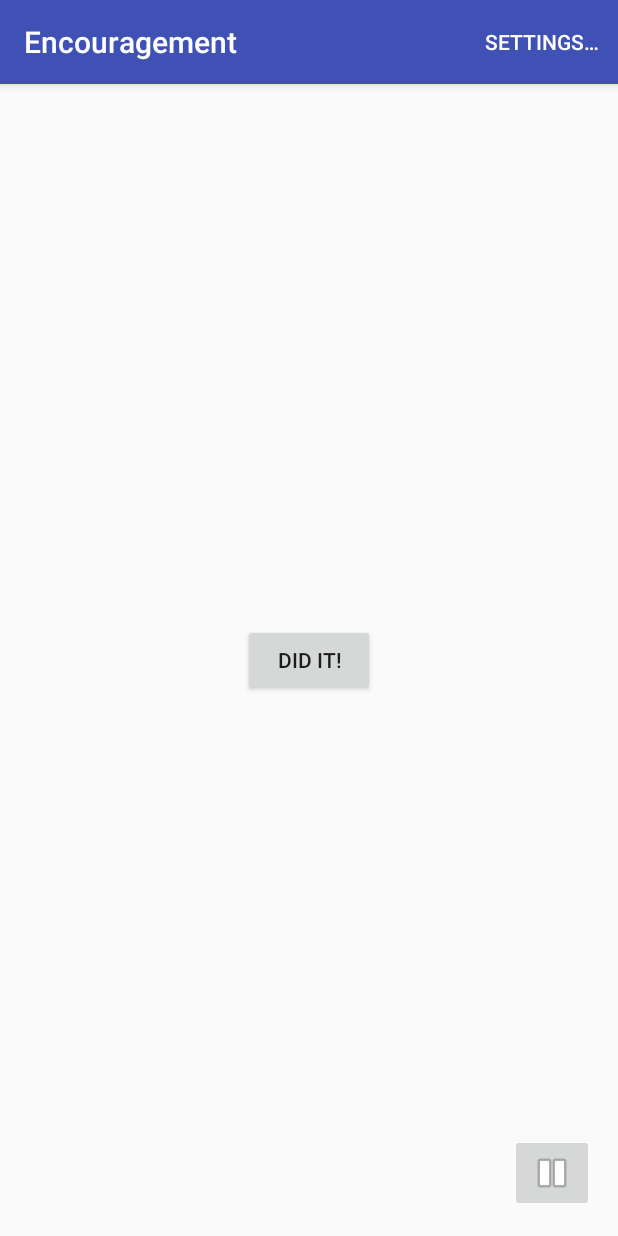
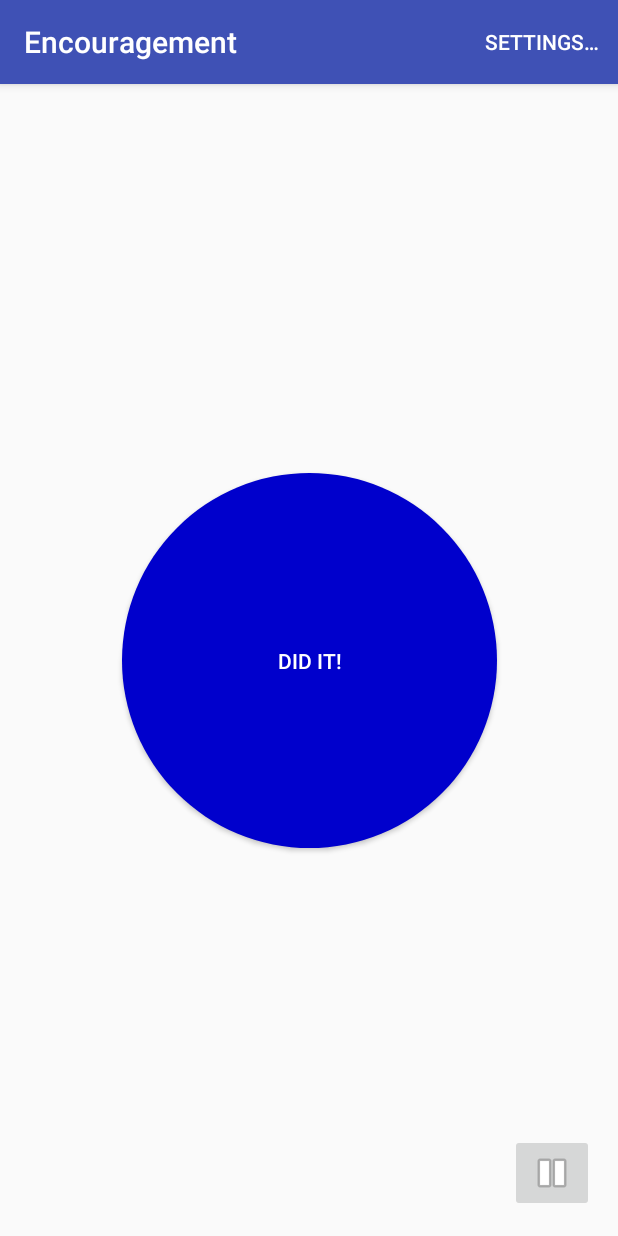
Before and after one commit to christopher-h-clark/encouragement, an Android app: the screen it shows after launch (MainActivity), after a tap on "DID IT!", on a phone screen of 412 x 824 dp. Run offline under Robolectric (Android 15) with nearby library versions, the phone set to English and light mode, and no system bars.

Commit message:
Worked out timing issues and got encouragements under control. Updated UI to have big blue button

```diff
--- a/app/src/main/AndroidManifest.xml
+++ b/app/src/main/AndroidManifest.xml
@@ -22,8 +22,9 @@
             android:parentActivityName=".MainActivity">
             <meta-data android:name="android.support.PARENT_ACTIVITY" android:value=".MainActivity" />
         </activity>
-
+<!--
         <service android:name=".EncouragementService" android:exported="false" />
+-->
     </application>
 
 </manifest>
--- /dev/null
+++ b/app/src/main/java/com/example/encouragement/EncouragementTask.java
@@ -0,0 +1,53 @@
+package com.example.encouragement;
+
+import android.media.MediaPlayer;
+import android.util.Log;
+
+import java.util.Random;
+
+/**
+ * Plays encouragement messages
+ */
+public class EncouragementTask implements Runnable {
+
+    /** Activity tag for logging statements */
+    private static final String ActivityTag = "EncouragementTask";
+
+    /** Pre-loaded encouragement sounds */
+    private static MediaPlayer[] encourage;
+    /** Random number generator */
+    private static Random random = new Random();
+
+    /**
+     * Creates a new instance of EncouragementTask.
+     */
+    public EncouragementTask() {
+    }
+
+    /**
+     * Creates a new instance of EncouragementTask. Sets the encouragement sound effects.
+     * @param encouragements
+     */
+    public EncouragementTask(MediaPlayer[] encouragements) {
+        this.encourage = encouragements;
+    }
+
+    /**
+     * Performs an encouragement
+     */
+    @Override
+    public void run() {
+        Log.i(ActivityTag, "Playing encouragement message");
+        int index = random.nextInt(encourage.length);
+        encourage[index].start();
+    }
+
+    /**
+     * Sets the encouragement sound effects
+     *
+     * @param encouragements an array of MediaPlayer objects containing the encouragement sound effects
+     */
+    public void setEncouragements(MediaPlayer[] encouragements) {
+        this.encourage = encouragements;
+    }
+}
--- a/app/src/main/java/com/example/encouragement/MainActivity.java
+++ b/app/src/main/java/com/example/encouragement/MainActivity.java
@@ -1,11 +1,12 @@
 package com.example.encouragement;
 
-import android.content.Context;
+//import android.content.Context;
 import android.content.Intent;
 import android.media.MediaPlayer;
 import android.os.Bundle;
-import android.os.PowerManager;
+//import android.os.PowerManager;
 import android.support.v7.app.AppCompatActivity;
+import android.util.Log;
 import android.view.Menu;
 import android.view.MenuInflater;
 import android.view.MenuItem;
@@ -14,46 +15,56 @@ import android.view.WindowManager;
 import android.widget.ImageButton;
 
 import java.util.Random;
+import java.util.concurrent.Executors;
+import java.util.concurrent.ScheduledExecutorService;
+import java.util.concurrent.TimeUnit;
 
 public class MainActivity extends AppCompatActivity {
 
+    /** Activity tag for log statements */
+    private static final String ActivityTag = "MainActivity";
+
+    /** Random number generator to select which affirmation to use */
     private static Random random = new Random();
-//    private Handler encourageHandler = new Handler();
-//    private static Runnable encourageAction;
 
+    /** Pre-loaded affirmation sounds */
     private static MediaPlayer[] affirm = new MediaPlayer[4];
-//    private static MediaPlayer[] encourage = new MediaPlayer[3];
+    /** Pre-loaded encouragement sounds */
+    private static MediaPlayer[] encourage;
 
-    private PowerManager.WakeLock wakeLock;
+    /** Executor to manage regular execution of encouragements */
+    private ScheduledExecutorService encouragementExecutor;
+
+    /** Wake lock to prevent phone from going into sleep mode */
+//    private PowerManager.WakeLock wakeLock;
 
     @Override
     protected void onCreate(Bundle savedInstanceState) {
+        Log.i(ActivityTag, "in onCreate()");
         super.onCreate(savedInstanceState);
         setContentView(R.layout.activity_main);
         getWindow().addFlags(WindowManager.LayoutParams.FLAG_KEEP_SCREEN_ON);
+        Log.i(ActivityTag, "created main window");
 
 //        Toolbar toolbar = (Toolbar)findViewById(R.id.app_toolbar);
 //        setSupportActionBar(toolbar);
 
-        affirm[0] = MediaPlayer.create(this, R.raw.great_job);
-        affirm[1] = MediaPlayer.create(this, R.raw.fantastic);
-        affirm[2] = MediaPlayer.create(this, R.raw.awesome);
-        affirm[3] = MediaPlayer.create(this, R.raw.youre_doing_great);
-//        encourage[0] = MediaPlayer.create(this, R.raw.keep_going);
-//        encourage[1] = MediaPlayer.create(this, R.raw.next_step);
-//        encourage[2] = MediaPlayer.create(this, R.raw.youre_smart_you_can_do_it);
+        initializeAffirmation();
+        Log.i(ActivityTag, "Loaded affirmation sounds");
         initializeEncouragement();
+        Log.i(ActivityTag, "Loaded encouragement sounds");
 
         // Get wake lock to keep screen on
-        PowerManager pm = (PowerManager)getSystemService(Context.POWER_SERVICE);
-        this.wakeLock = pm.newWakeLock(PowerManager.SCREEN_DIM_WAKE_LOCK, "Encouragement");
-        this.wakeLock.acquire();
+//        PowerManager pm = (PowerManager)getSystemService(Context.POWER_SERVICE);
+//        this.wakeLock = pm.newWakeLock(PowerManager.SCREEN_DIM_WAKE_LOCK, "Encouragement");
+//        this.wakeLock.acquire();
+//        Log.i("MainActivity", "Acquired wake lock");
     }
 
     @Override
     public void onDestroy() {
         super.onDestroy();
-        this.wakeLock.release();
+//        this.wakeLock.release();
     }
 
     @Override
@@ -67,7 +78,7 @@ public class MainActivity extends AppCompatActivity {
     public boolean onOptionsItemSelected(MenuItem item) {
         switch(item.getItemId()) {
             case R.id.action_config:
-                stopEncouragement();
+//                stopEncouragement();
                 Intent intent = new Intent(this, ConfigurationActivity.class);
                 startActivity(intent);
                 return true;
@@ -83,9 +94,10 @@ public class MainActivity extends AppCompatActivity {
      */
     public void playMessage(View view) {
         int index = random.nextInt(affirm.length);
+        Log.i(ActivityTag, "Playing affirmation message");
         affirm[index].start();
         stopEncouragement();
-        initializeEncouragement();
+        startEncouragement();
     }
 
     public void playPauseEncouragements(View view) {
@@ -94,19 +106,46 @@ public class MainActivity extends AppCompatActivity {
         String paused = getResources().getString(R.string.paused);
         String playing = getResources().getString(R.string.playing);
         if(tag.equals(paused)) {
+            Log.i(ActivityTag, "Restarting encouragements");
             encButton.setImageResource(android.R.drawable.ic_media_pause);
             encButton.setTag(playing);
             startEncouragement();
         } else {
+            Log.i(ActivityTag, "Pausing encouragements");
             encButton.setImageResource(android.R.drawable.ic_media_play);
             encButton.setTag(paused);
             stopEncouragement();
         }
     }
 
+    /**
+     * Initializes affirmation sounds
+     */
+    public void initializeAffirmation() {
+        Log.i(ActivityTag, "Initializing affirmations");
+        affirm[0] = MediaPlayer.create(this, R.raw.great_job);
+        affirm[1] = MediaPlayer.create(this, R.raw.fantastic);
+        affirm[2] = MediaPlayer.create(this, R.raw.awesome);
+        affirm[3] = MediaPlayer.create(this, R.raw.youre_doing_great);
+    }
+
     public void initializeEncouragement() {
-        Intent intent = new Intent(EncouragementService.Init, null, this, EncouragementService.class);
-        this.startService(intent);
+        if(encourage == null) {
+            Log.i(ActivityTag, "Initializing encouragement sounds");
+            encourage = new MediaPlayer[3];
+            encourage[0] = MediaPlayer.create(this, R.raw.keep_going);
+            encourage[1] = MediaPlayer.create(this, R.raw.next_step);
+            encourage[2] = MediaPlayer.create(this, R.raw.youre_smart_you_can_do_it);
+        }
+
+        Log.i(ActivityTag, "Starting encouragements");
+        int interval = Configuration.getEncouragementInterval();
+        this.encouragementExecutor = Executors.newScheduledThreadPool(2);
+        this.encouragementExecutor.scheduleAtFixedRate(
+                new EncouragementTask(encourage), interval, interval, TimeUnit.SECONDS);
+//        Intent intent = new Intent(EncouragementService.Init, null, this, EncouragementService.class);
+//        this.startService(intent);
+
 //        final long encourageInterval = Configuration.getEncouragementInterval().getMillis();
 //        encourageAction = new Runnable() {
 //            @Override
@@ -120,18 +159,14 @@ public class MainActivity extends AppCompatActivity {
     }
 
     public void startEncouragement() {
-        Intent intent = new Intent(EncouragementService.Start, null, this, EncouragementService.class);
-        this.startService(intent);
+        initializeEncouragement();
+//        Intent intent = new Intent(EncouragementService.Start, null, this, EncouragementService.class);
+//        this.startService(intent);
     }
 
     public void stopEncouragement() {
-        Intent intent = new Intent(EncouragementService.Stop, null, this, EncouragementService.class);
-        this.startService(intent);
-//        encourageHandler.removeCallbacks(encourageAction);
-    }
-
-    public void resetEncouragement() {
-        Intent intent = new Intent(EncouragementService.Reset, null, this, EncouragementService.class);
-        this.startService(intent);
+        encouragementExecutor.shutdownNow();
+//        Intent intent = new Intent(EncouragementService.Stop, null, this, EncouragementService.class);
+//        this.startService(intent);
     }
 }
--- /dev/null
+++ b/app/src/main/res/drawable/round_button.xml
@@ -0,0 +1,13 @@
+<?xml version="1.0" encoding="utf-8"?>
+<selector xmlns:android="http://schemas.android.com/apk/res/android">
+    <item android:state_pressed="false">
+        <shape android:shape="oval">
+            <solid android:color="#0000cc" />
+        </shape>
+    </item>
+    <item android:state_pressed="true">
+        <shape android:shape="oval">
+            <solid android:color="#00cccc" />
+        </shape>
+    </item>
+</selector>
--- a/app/src/main/res/layout/activity_main.xml
+++ b/app/src/main/res/layout/activity_main.xml
@@ -17,12 +17,18 @@
         <!--tools:layout_editor_absoluteY="0dp"-->
         <!--tools:layout_editor_absoluteX="16dp" />-->
 
+    <!--
+            android:layout_width="wrap_content"
+            android:layout_height="wrap_content"
+    -->
     <Button
         android:id="@+id/button"
-        android:layout_width="wrap_content"
-        android:layout_height="wrap_content"
+        android:layout_height="250dp"
+        android:layout_width="250dp"
+        android:background="@drawable/round_button"
         android:onClick="playMessage"
         android:text="@string/button_text"
+        android:textColor="#ffffff"
         app:layout_constraintBottom_toBottomOf="parent"
         app:layout_constraintLeft_toLeftOf="parent"
         app:layout_constraintRight_toRightOf="parent"
```
Also changed, not shown: app/src/main/java/com/example/encouragement/Configuration.java (+10 -9 lines), app/src/main/java/com/example/encouragement/ConfigurationActivity.java (+7 -3 lines), app/src/main/java/com/example/encouragement/EncouragementService.java (+31 -31 lines).
